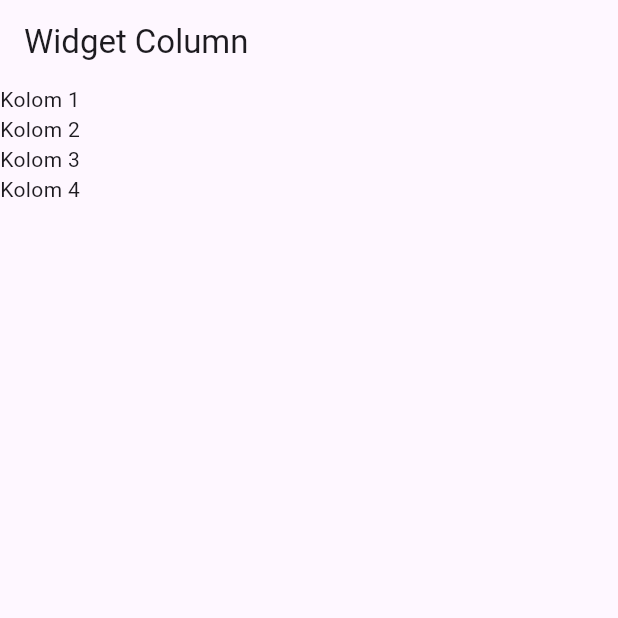
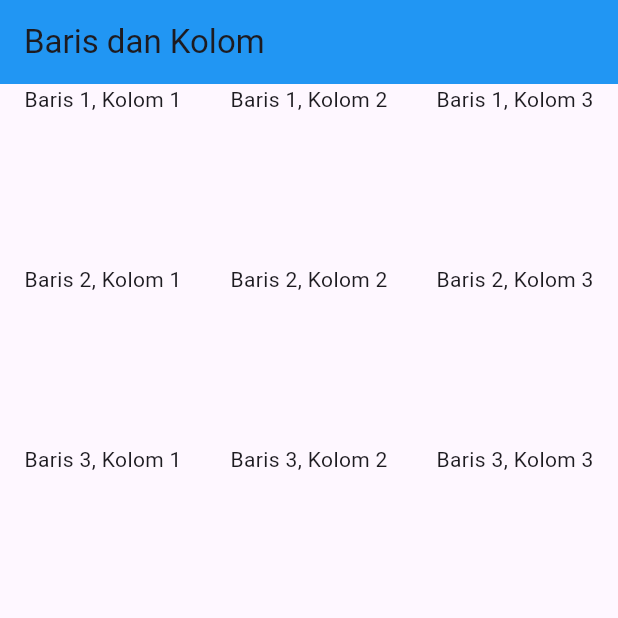
Before and after one commit to rifqyhafidz/flutter_application, a Flutter app: the screen it shows after launch, on a phone screen of 412 x 824 dp, the top half of it. Run offline on Flutter 3.47's test engine with Material 3 defaults, Android fonts, the phone set to English and light mode, and no system bars.

Commit message:
add latihan row_column

```diff
--- /dev/null
+++ b/lib/baris_kolom.dart
@@ -0,0 +1,47 @@
+import 'package:flutter/material.dart';
+
+class BarisKolom extends StatelessWidget {
+  const BarisKolom({Key? key}) : super(key: key);
+
+  @override
+  Widget build(BuildContext context) {
+    return Scaffold(
+      appBar: AppBar(
+        title: const Text('Baris dan Kolom'),
+        backgroundColor: Colors.blue,
+      ),
+      body: Column(
+        children: [
+          Row(
+            mainAxisAlignment: MainAxisAlignment.spaceAround,
+            children: const [
+              Text('Baris 1, Kolom 1'),
+              Text('Baris 1, Kolom 2'),
+              Text('Baris 1, Kolom 3'),
+            ],
+          ),
+          const SizedBox(height: 100),
+
+          Row(
+            mainAxisAlignment: MainAxisAlignment.spaceAround,
+            children: const [
+              Text('Baris 2, Kolom 1'),
+              Text('Baris 2, Kolom 2'),
+              Text('Baris 2, Kolom 3'),
+            ],
+          ),
+          const SizedBox(height: 100),
+
+          Row(
+            mainAxisAlignment: MainAxisAlignment.spaceAround,
+            children: const [
+              Text('Baris 3, Kolom 1'),
+              Text('Baris 3, Kolom 2'),
+              Text('Baris 3, Kolom 3'),
+            ],
+          ),
+        ],
+      ),
+    );
+  }
+}
--- a/lib/main.dart
+++ b/lib/main.dart
@@ -1,5 +1,6 @@
 import 'package:flutter/material.dart';
 import 'column_widget.dart';
+import 'baris_kolom.dart';
 
 void main() {
   runApp(const MyApp());
@@ -12,7 +13,7 @@ class MyApp extends StatelessWidget {
   Widget build(BuildContext context) {
     return const MaterialApp(
       title: 'Klinik',
-      home: ColumnWidget(),
+      home: BarisKolom(),
     );
   }
 }
--- /dev/null
+++ b/lib/row_widget.dart
@@ -0,0 +1,22 @@
+import 'package:flutter/material.dart';
+
+class RowWidget extends StatelessWidget {
+  const RowWidget({Key? key}) : super(key: key);
+
+  @override
+  Widget build(BuildContext context) {
+    return Scaffold(
+      appBar: AppBar(
+        title: const Text("Widget Row"),
+      ),
+      body: Row(
+        children: const [
+          Text("Row 1"),
+          Text("Row 2"),
+          Text("Row 3"),
+          Text("Row 4")
+        ],
+      ),
+    );
+  }
+}
```
